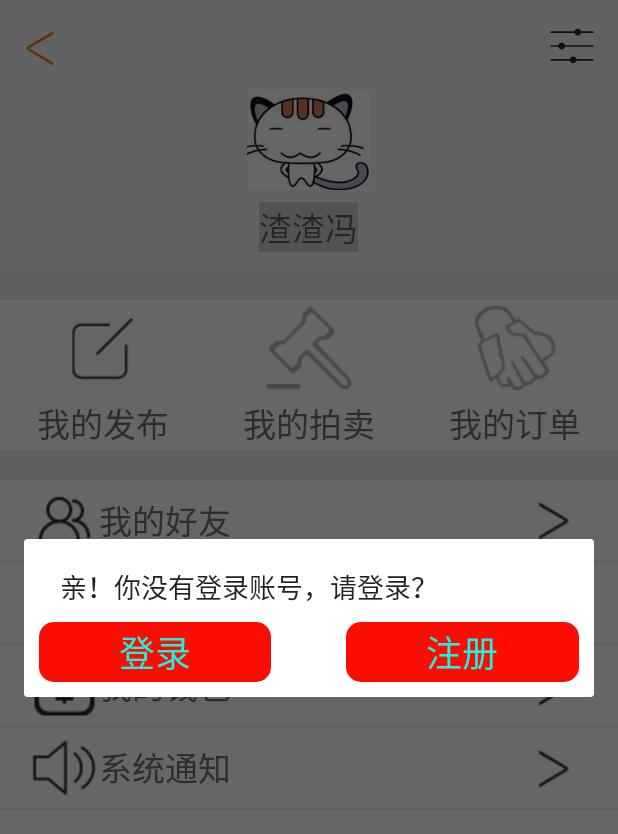
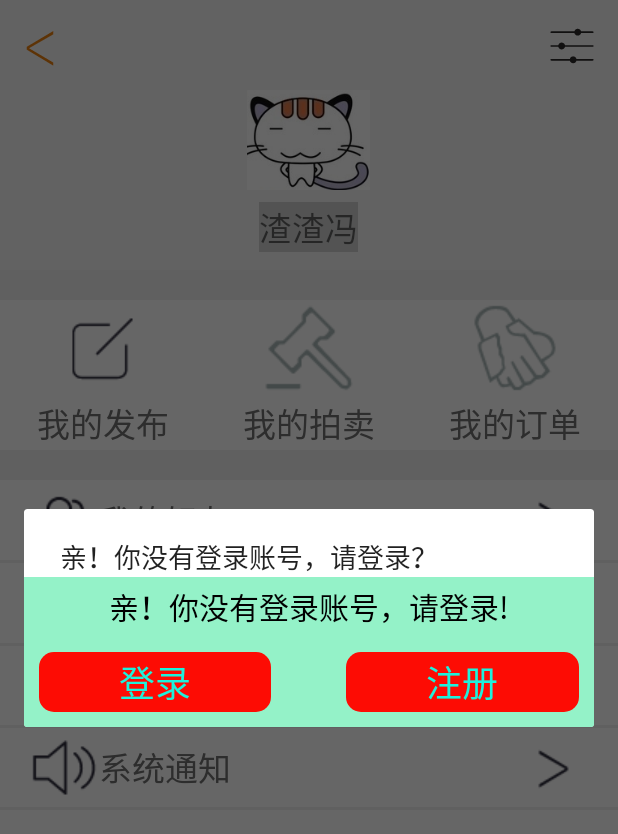
Before and after one commit to liangsheng888/Estore, an Android app: the fragment MyHomePageFragment shown on its own in the app's theme, after a tap on an icon or button, on a phone screen of 412 x 824 dp. Shown: the top 834 px of the screen. Run offline under Robolectric (Android 15) with nearby library versions, the phone set to English and light mode, and no system bars.

```diff
--- a/app/src/main/res/layout/layout_envalute.xml
+++ b/app/src/main/res/layout/layout_envalute.xml
@@ -2,6 +2,7 @@
 <LinearLayout xmlns:android="http://schemas.android.com/apk/res/android"
     android:layout_width="match_parent"
     android:layout_height="match_parent"
+    android:background="#fff"
     android:orientation="vertical">
     <RelativeLayout
         android:layout_width="match_parent"
@@ -128,13 +129,14 @@
             android:textSize="20sp"
 
             android:text="交易评分"/>
-        <ImageView
+        <RadioButton
             android:id="@+id/xing_gray"
             android:layout_toRightOf="@id/tv_mai"
             android:layout_width="wrap_content"
             android:layout_height="wrap_content"
+            android:button="@null"
             android:layout_marginLeft="30dp"
-            android:src="@drawable/xing_selector"
+            android:background="@drawable/xing_selector"
             />
         <ImageView
             android:id="@+id/xing_gray2"
--- a/app/src/main/res/layout/login_user.xml
+++ b/app/src/main/res/layout/login_user.xml
@@ -1,11 +1,22 @@
 <?xml version="1.0" encoding="utf-8"?>
 <RelativeLayout xmlns:android="http://schemas.android.com/apk/res/android"
     android:layout_width="match_parent"
-    android:layout_height="match_parent">
+    android:layout_height="match_parent"
+    android:background="#94f2c8">
+    <TextView
+        android:id="@+id/tv"
+        android:layout_alignParentTop="true"
+        android:layout_width="match_parent"
+        android:gravity="center"
+        android:text="亲！你没有登录账号，请登录!"
+        android:textColor="#000"
+        android:textSize="20dp"
+        android:layout_height="40dp" />
     <LinearLayout
         android:layout_width="match_parent"
         android:layout_height="wrap_content"
         android:padding="10dp"
+        android:layout_below="@id/tv"
         android:orientation="horizontal"
         >
         <TextView
```
Also changed, not shown: app/src/main/java/com/estore/activity/MainActivity.java (+6 -28 lines), app/src/main/res/drawable-hdpi/cart_bai.png (added).
